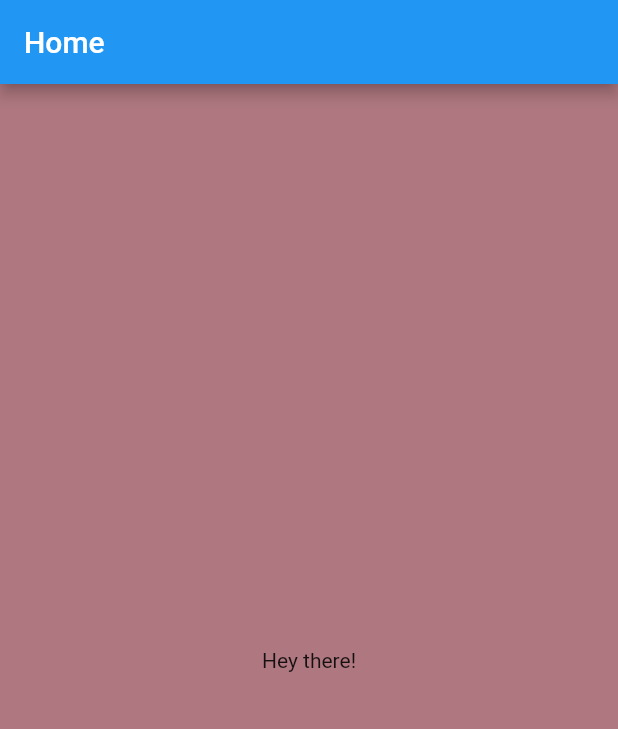
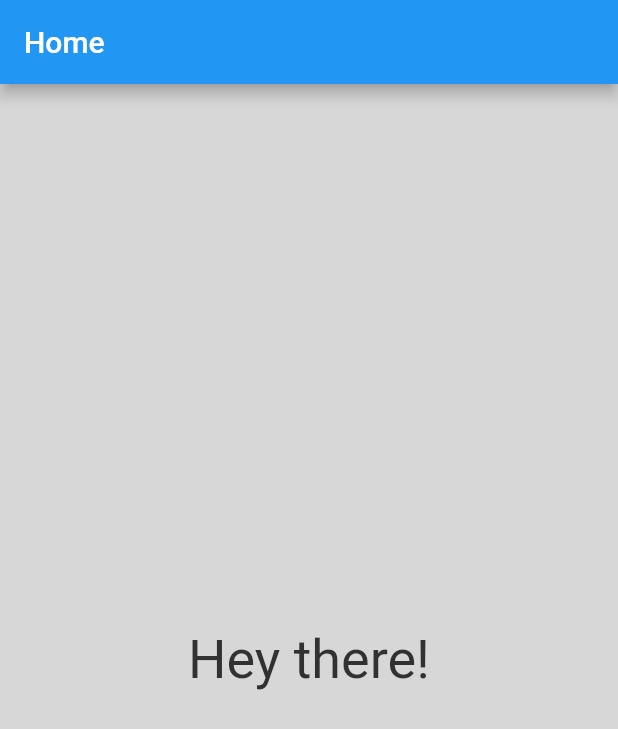
Before and after one commit to ArtemMartus/flutter_hey_there_app, a Flutter app: the screen it shows after launch, on a phone screen of 412 x 824 dp. Shown: the top 729 px of the screen. Run offline on Flutter 3.47's test engine with Material 2 defaults, Android fonts, the phone set to English and light mode, and no system bars.

Commit message:
Random colors now generate accordingly to specified type (warm/cold/grey) To change color type user long press anywhere

```diff
--- /dev/null
+++ b/lib/ColorGenerator.dart
@@ -0,0 +1,63 @@
+import 'dart:math';
+import 'dart:ui';
+
+import 'package:flutter/material.dart';
+
+// types of random color we'd like to get
+enum ColorTemperature { cold, warm, shadeOfGrey }
+
+class ColorGenerator {
+  final _rnd = Random();
+  var colorType = ColorTemperature.shadeOfGrey;
+
+  // we don't want to set colors from the outside
+  Color _backgroundColor;
+  Color _contrastingColor;
+
+  Color get color => _backgroundColor;
+
+  Color get contrasting => _contrastingColor;
+
+  // Use HSV to get cold and warm colors
+  updateColors() {
+    switch (colorType) {
+      // 150-270 is cold colors hue angle range
+      case ColorTemperature.cold:
+        final hue = (150.0 + _rnd.nextInt(120)) % 350;
+        final alpha = 1.0;
+        final saturation = (_rnd.nextInt(20) + 80.0) / 100;
+        final light = (_rnd.nextInt(20) + 80.0) / 100;
+
+        _backgroundColor =
+            HSVColor.fromAHSV(alpha, hue, saturation, light).toColor();
+        _contrastingColor = HSVColor.fromAHSV(alpha, hue, 1.0, 0.5).toColor();
+        break;
+
+      // 335-50 is warm colors hue angle range
+      case ColorTemperature.warm:
+        final hue = (335.0 + _rnd.nextInt(75)) % 350;
+        final alpha = 1.0;
+        final saturation = (_rnd.nextInt(20) + 80.0) / 100;
+        final light = (_rnd.nextInt(20) + 80.0) / 100;
+
+        _backgroundColor =
+            HSVColor.fromAHSV(alpha, hue, saturation, light).toColor();
+        _contrastingColor = HSVColor.fromAHSV(alpha, hue, 1.0, 0.5).toColor();
+        break;
+
+      // For grey colors we use all random RGB model
+      case ColorTemperature.shadeOfGrey:
+        var contrastingShade = _rnd.nextInt(255);
+        var shade = 255 - contrastingShade;
+
+        _backgroundColor = Color.fromARGB(255, shade, shade, shade);
+        _contrastingColor = Color.fromARGB(_rnd.nextInt(50) + 205,
+            contrastingShade, contrastingShade, contrastingShade);
+        break;
+
+      default:
+        //We don't really want to handle null color type
+        throw Exception("Invalid color type");
+    }
+  }
+}
```
Also changed, not shown: lib/HomePage.dart (+52 -10 lines).
